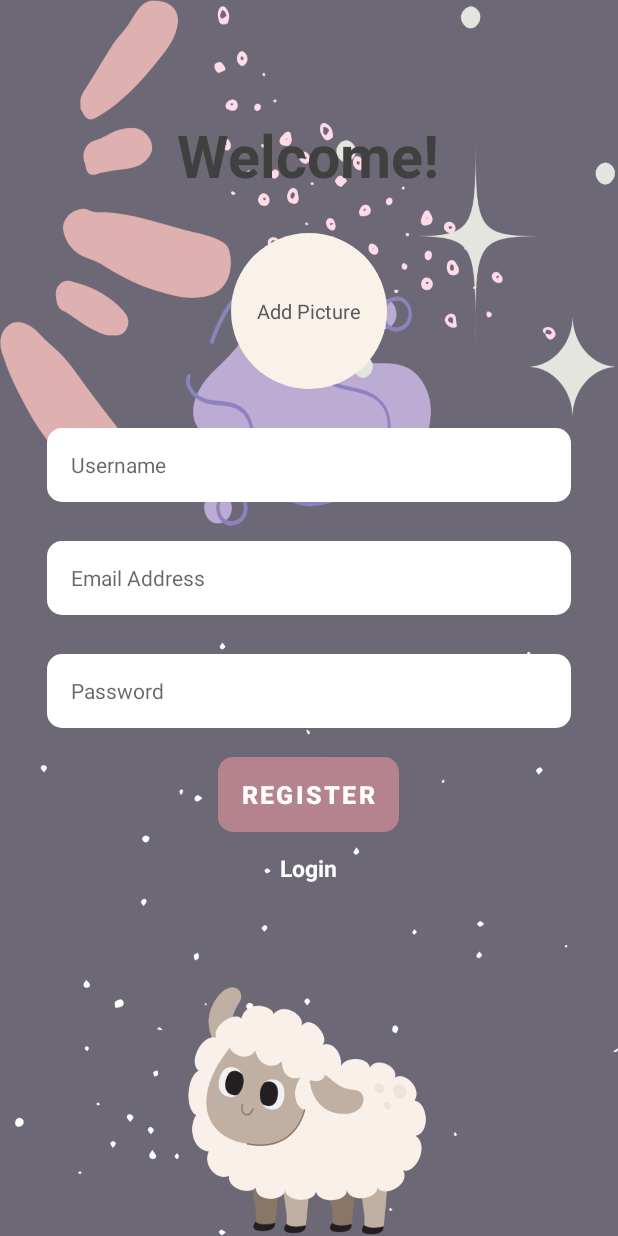
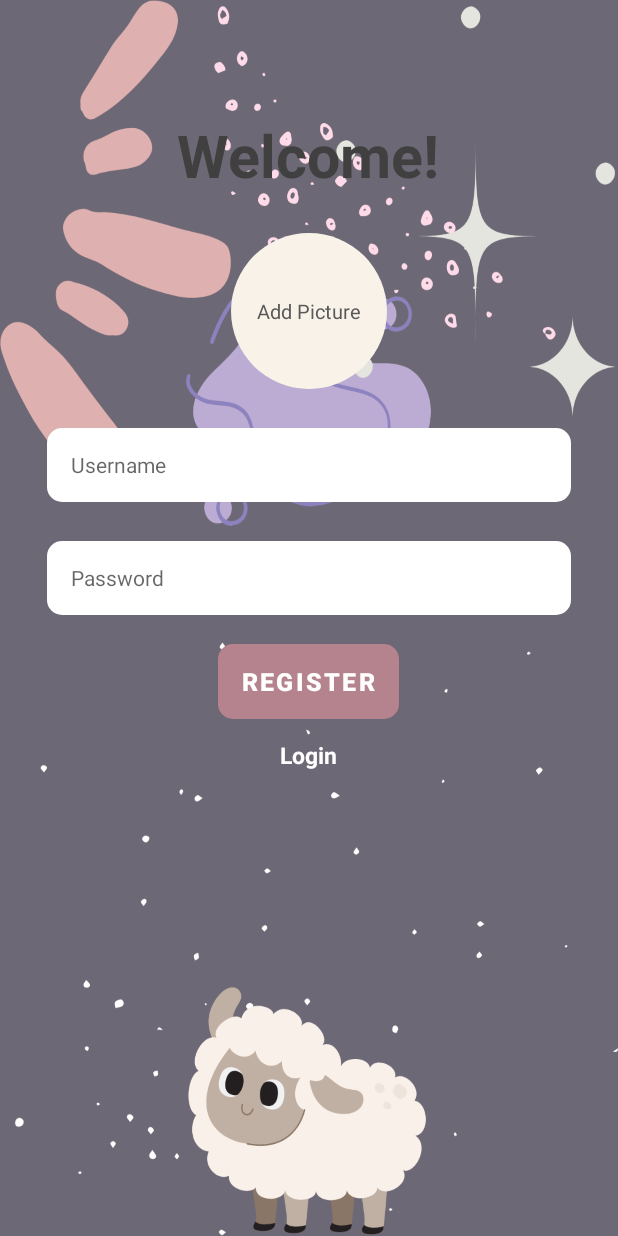
Before and after one commit to lesediS/androidgeekschat, an Android app: the RegisterActivity screen opened directly, with no data from a screen before it, on a phone screen of 412 x 824 dp. Run offline under Robolectric (Android 15) with nearby library versions, the phone set to English and light mode, and no system bars; our stand-ins replace Firebase (no records; nobody signed in at launch, a user with empty details on screens opened directly), sdp/ssp sizes; plain views replace RoundedImageView.

Commit message:
removed unnecessary email field

```diff
--- a/app/src/main/java/com/example/chatapp/activities/RegisterActivity.java
+++ b/app/src/main/java/com/example/chatapp/activities/RegisterActivity.java
@@ -49,8 +49,6 @@ public class RegisterActivity extends AppCompatActivity {
     private void setListeners() {
         //TODO: onBackPressed() is deprecated, onBackPressedDispatcher() does not work, getOnBackInvokedDispatcher(), Call requires API level 33 (current min is 19): android.app.Activity#getOnBackInvokedDispatcher More... (Ctrl+F1)
         binding.loginTxt.setOnClickListener(v -> onBackPressed());
-
-
         binding.registerBtn.setOnClickListener(v -> {
             if (isValidRegDetails()) {
                 register();
@@ -73,7 +71,6 @@ public class RegisterActivity extends AppCompatActivity {
         FirebaseFirestore database = FirebaseFirestore.getInstance();
         HashMap<String, Object> user = new HashMap<>();
 
-        user.put(Constants.EMAIL, binding.regEmail.getText().toString());
         user.put(Constants.USERNAME, binding.regUsername.getText().toString());
         user.put(Constants.PASSWORD, binding.regPassword.getText().toString());
         user.put(Constants.IMAGE, encodedImg);
@@ -131,8 +128,7 @@ public class RegisterActivity extends AppCompatActivity {
         if (encodedImg == null) {
             showToast("Select profile picture");
             return false;
-        } else if (binding.regUsername.getText().toString().trim().isEmpty() || binding.regEmail.getText().toString().trim().isEmpty()
-                || binding.regPassword.getText().toString().trim().isEmpty() && !Patterns.EMAIL_ADDRESS.matcher(binding.regEmail.getText().toString()).matches()) {
+        } else if (binding.regUsername.getText().toString().trim().isEmpty() || binding.regPassword.getText().toString().trim().isEmpty()) {
             showToast("Enter valid details in all fields");
             return false;
         } else {
--- a/app/src/main/java/com/example/chatapp/activities/UsersActivity.java
+++ b/app/src/main/java/com/example/chatapp/activities/UsersActivity.java
@@ -56,7 +56,6 @@ public class UsersActivity extends BaseActivity implements UserListener {
                     User user = new User();
 
                     user.uName = snapshot.getString(Constants.USERNAME);
-                    user.email = snapshot.getString(Constants.EMAIL);
                     user.img = snapshot.getString(Constants.IMAGE);
                     user.token = snapshot.getString(Constants.FCM_TOKEN);
                     user.id = snapshot.getId();
--- a/app/src/main/java/com/example/chatapp/models/User.java
+++ b/app/src/main/java/com/example/chatapp/models/User.java
@@ -5,7 +5,6 @@ import java.io.Serializable;
 public class User implements Serializable {
 
     public String uName;
-    public String email;
     public String img;
     public String token;
     public String id;
--- a/app/src/main/java/com/example/chatapp/utils/Constants.java
+++ b/app/src/main/java/com/example/chatapp/utils/Constants.java
@@ -2,7 +2,6 @@ package com.example.chatapp.utils;
 
 public class Constants {
     public static final String COLLECTION_USERS = "users";
-    public static final String EMAIL = "email";
     public static final String USERNAME = "uName";
     public static final String PASSWORD = "password";
     public static final String PREFERENCE_NAME = "geeksChatAppPreference";
--- a/app/src/main/res/layout/activity_register.xml
+++ b/app/src/main/res/layout/activity_register.xml
@@ -68,22 +68,6 @@
             tools:ignore="TextSizeCheck" />
 
         <EditText
-            android:id="@+id/regEmail"
-            android:layout_width="match_parent"
-            android:layout_height="@dimen/_38sdp"
-            android:layout_marginTop="@dimen/_20sdp"
-            android:background="@drawable/background_input"
-            android:hint="@string/email"
-            android:imeOptions="actionNext"
-            android:importantForAutofill="no"
-            android:inputType="textEmailAddress"
-            android:paddingStart="16dp"
-            android:paddingEnd="16dp"
-            android:textColor="@color/secondary_text"
-            android:textSize="@dimen/_11sdp"
-            tools:ignore="TextSizeCheck" />
-
-        <EditText
             android:id="@+id/regPassword"
             android:layout_width="match_parent"
             android:layout_height="@dimen/_38sdp"
```
Also changed, not shown: app/src/main/java/com/example/chatapp/activities/MainActivity.java (+11 -11 lines).
